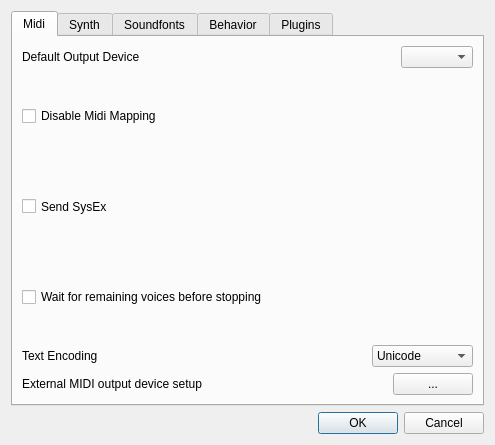
chirs241097/QMidiPlayer, file qmidiplayer-desktop/qmpsettingswindow.ui: the form before one commit.
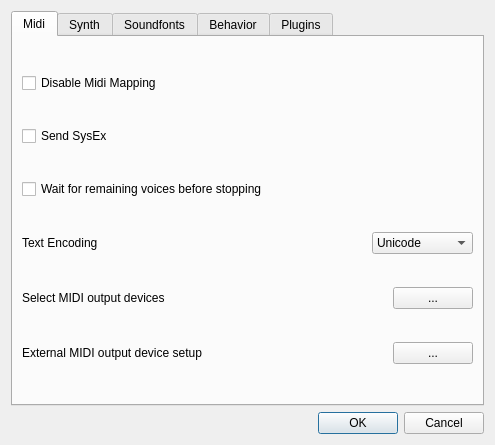
The form after the commit. Icons and pictures are not drawn.

Commit message:
Replaced the option "default output device" with a more powerful one.
Old code for default output device completely removed.

What changed in the file:
```diff
--- a/qmidiplayer-desktop/qmpsettingswindow.ui
+++ b/qmidiplayer-desktop/qmpsettingswindow.ui
@@ -30,37 +30,10 @@
        <string>Midi</string>
       </attribute>
       <layout class="QVBoxLayout" name="verticalLayout_4">
-       <item>
-        <layout class="QHBoxLayout" name="horizontalLayout_6">
-         <item>
-          <widget class="QLabel" name="lbOutputDevice">
-           <property name="sizePolicy">
-            <sizepolicy hsizetype="Expanding" vsizetype="Preferred">
-             <horstretch>0</horstretch>
-             <verstretch>0</verstretch>
-            </sizepolicy>
-           </property>
-           <property name="text">
-            <string>Default Output Device</string>
-           </property>
-          </widget>
-         </item>
-         <item>
-          <widget class="QComboBox" name="cbOutputDevice">
-           <property name="sizePolicy">
-            <sizepolicy hsizetype="Preferred" vsizetype="Fixed">
-             <horstretch>0</horstretch>
-             <verstretch>0</verstretch>
-            </sizepolicy>
-           </property>
-          </widget>
-         </item>
-        </layout>
-       </item>
        <item>
         <widget class="QCheckBox" name="cbDisableMapping">
          <property name="sizePolicy">
-          <sizepolicy hsizetype="Minimum" vsizetype="Preferred">
+          <sizepolicy hsizetype="Minimum" vsizetype="Fixed">
            <horstretch>0</horstretch>
            <verstretch>0</verstretch>
           </sizepolicy>
@@ -73,7 +46,7 @@
        <item>
         <widget class="QCheckBox" name="cbSendSysx">
          <property name="sizePolicy">
-          <sizepolicy hsizetype="Minimum" vsizetype="Preferred">
+          <sizepolicy hsizetype="Minimum" vsizetype="Fixed">
            <horstretch>0</horstretch>
            <verstretch>0</verstretch>
           </sizepolicy>
@@ -86,7 +59,7 @@
        <item>
         <widget class="QCheckBox" name="cbWaitVoice">
          <property name="sizePolicy">
-          <sizepolicy hsizetype="Minimum" vsizetype="Preferred">
+          <sizepolicy hsizetype="Minimum" vsizetype="Fixed">
            <horstretch>0</horstretch>
            <verstretch>0</verstretch>
           </sizepolicy>
@@ -178,6 +151,36 @@
          </item>
         </layout>
        </item>
+       <item>
+        <layout class="QHBoxLayout" name="horizontalLayout_8">
+         <item>
+          <widget class="QLabel" name="lbDevPrio">
+           <property name="sizePolicy">
+            <sizepolicy hsizetype="Expanding" vsizetype="Preferred">
+             <horstretch>0</horstretch>
+             <verstretch>0</verstretch>
+            </sizepolicy>
+           </property>
+           <property name="text">
+            <string>Select MIDI output devices</string>
+           </property>
+          </widget>
+         </item>
+         <item>
+          <widget class="QPushButton" name="pbDevPrio">
+           <property name="sizePolicy">
+            <sizepolicy hsizetype="Preferred" vsizetype="Fixed">
+             <horstretch>0</horstretch>
+             <verstretch>0</verstretch>
+            </sizepolicy>
+           </property>
+           <property name="text">
+            <string>...</string>
+           </property>
+          </widget>
+         </item>
+        </layout>
+       </item>
        <item>
         <layout class="QHBoxLayout" name="horizontalLayout_5">
          <item>
```
The commit also changes 13 other files.
